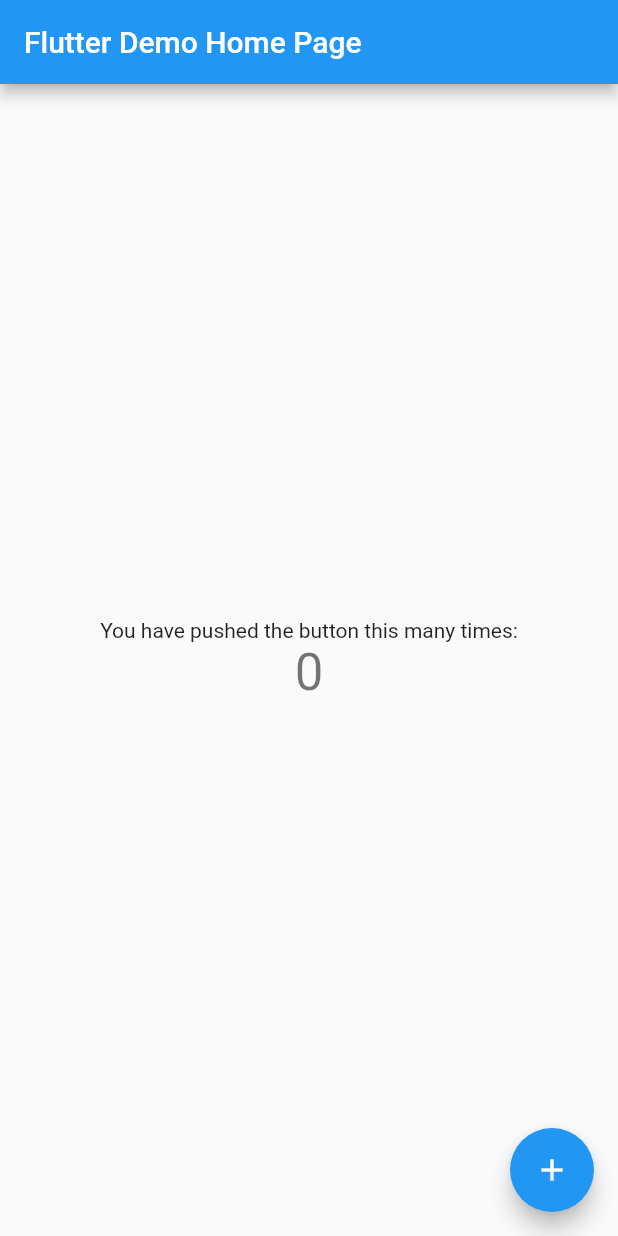
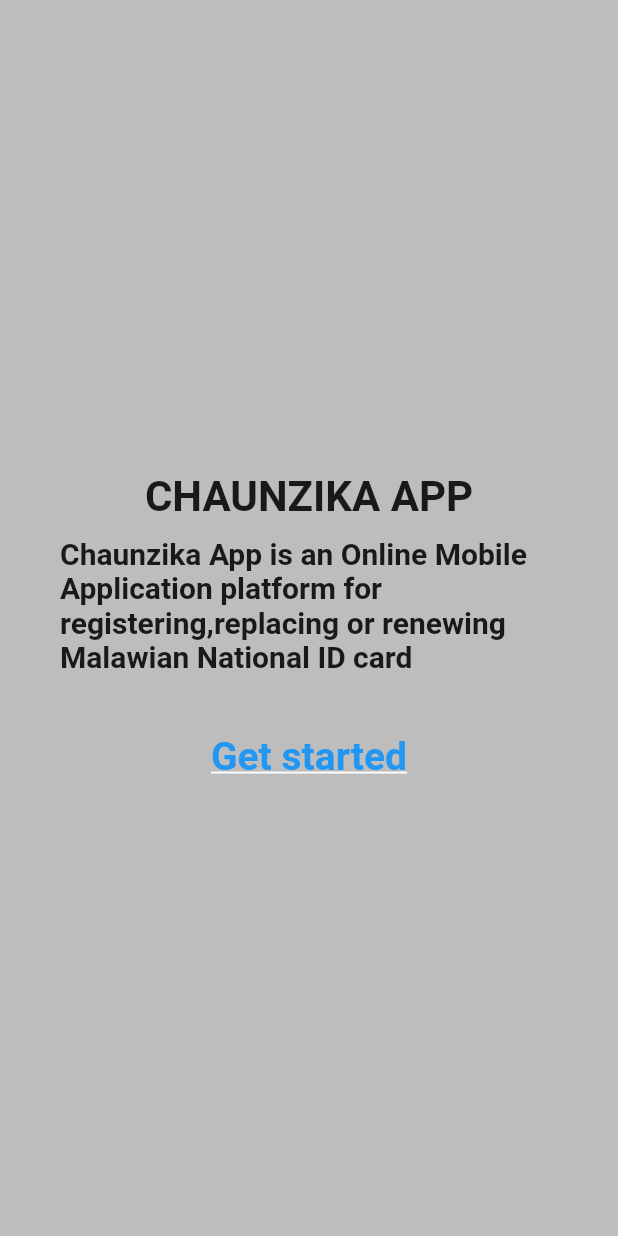
Before and after one commit to shadkasera/chaunzika_app, a Flutter app: the screen it shows after launch, on a phone screen of 412 x 824 dp. Run offline on Flutter 3.47's test engine with Material 2 defaults, Android fonts, the phone set to English and light mode, and no system bars.

Commit message:
updated files

```diff
--- a/lib/main.dart
+++ b/lib/main.dart
@@ -1,3 +1,4 @@
+import 'package:chaunzika_app/pages/welcome.dart';
 import 'package:flutter/material.dart';
 
 void main() {
@@ -12,104 +13,11 @@
   Widget build(BuildContext context) {
     return MaterialApp(
       title: 'Flutter Demo',
+      debugShowCheckedModeBanner: false,
       theme: ThemeData(
-        // This is the theme of your application.
-        //
-        // Try running your application with "flutter run". You'll see the
-        // application has a blue toolbar. Then, without quitting the app, try
-        // changing the primarySwatch below to Colors.green and then invoke
-        // "hot reload" (press "r" in the console where you ran "flutter run",
-        // or simply save your changes to "hot reload" in a Flutter IDE).
-        // Notice that the counter didn't reset back to zero; the application
-        // is not restarted.
         primarySwatch: Colors.blue,
       ),
-      home: const MyHomePage(title: 'Flutter Demo Home Page'),
+      home: const WelcomPage(),
     );
   }
 }
-
-class MyHomePage extends StatefulWidget {
-  const MyHomePage({super.key, required this.title});
-
-  // This widget is the home page of your application. It is stateful, meaning
-  // that it has a State object (defined below) that contains fields that affect
-  // how it looks.
-
-  // This class is the configuration for the state. It holds the values (in this
-  // case the title) provided by the parent (in this case the App widget) and
-  // used by the build method of the State. Fields in a Widget subclass are
-  // always marked "final".
-
-  final String title;
-
-  @override
-  State<MyHomePage> createState() => _MyHomePageState();
-}
-
-class _MyHomePageState extends State<MyHomePage> {
-  int _counter = 0;
-
-  void _incrementCounter() {
-    setState(() {
-      // This call to setState tells the Flutter framework that something has
-      // changed in this State, which causes it to rerun the build method below
-      // so that the display can reflect the updated values. If we changed
-      // _counter without calling setState(), then the build method would not be
-      // called again, and so nothing would appear to happen.
-      _counter++;
-    });
-  }
-
-  @override
-  Widget build(BuildContext context) {
-    // This method is rerun every time setState is called, for instance as done
-    // by the _incrementCounter method above.
-    //
-    // The Flutter framework has been optimized to make rerunning build methods
-    // fast, so that you can just rebuild anything that needs updating rather
-    // than having to individually change instances of widgets.
-    return Scaffold(
-      appBar: AppBar(
-        // Here we take the value from the MyHomePage object that was created by
-        // the App.build method, and use it to set our appbar title.
-        title: Text(widget.title),
-      ),
-      body: Center(
-        // Center is a layout widget. It takes a single child and positions it
-        // in the middle of the parent.
-        child: Column(
-          // Column is also a layout widget. It takes a list of children and
-          // arranges them vertically. By default, it sizes itself to fit its
-          // children horizontally, and tries to be as tall as its parent.
-          //
-          // Invoke "debug painting" (press "p" in the console, choose the
-          // "Toggle Debug Paint" action from the Flutter Inspector in Android
-          // Studio, or the "Toggle Debug Paint" command in Visual Studio Code)
-          // to see the wireframe for each widget.
-          //
-          // Column has various properties to control how it sizes itself and
-          // how it positions its children. Here we use mainAxisAlignment to
-          // center the children vertically; the main axis here is the vertical
-          // axis because Columns are vertical (the cross axis would be
-          // horizontal).
-          mainAxisAlignment: MainAxisAlignment.center,
-          children: <Widget>[
-            const Text(
-              'You have pushed the button this many times:',
-            ),
-            Text(
-              '$_counter',
-              style: Theme.of(context).textTheme.headlineMedium,
-            ),
-          ],
-        ),
-      ),
-      floatingActionButton: FloatingActionButton(
-        onPressed: _incrementCounter,
-        tooltip: 'Increment',
-        child: const Icon(Icons.add),
-      ), // This trailing comma makes auto-formatting nicer for build methods.
-    );
-  }
-}
--- /dev/null
+++ b/lib/pages/welcome.dart
@@ -0,0 +1,52 @@
+import 'package:flutter/material.dart';
+
+class WelcomPage extends StatelessWidget {
+  const WelcomPage({super.key});
+
+  @override
+  Widget build(BuildContext context) {
+    return Scaffold(
+      backgroundColor: Colors.grey[400],
+      body: SafeArea(
+          child: Center(
+        child: Column(
+          mainAxisAlignment: MainAxisAlignment.center,
+          children: [
+            const Padding(
+              padding: EdgeInsets.all(10.0),
+              child: Text(
+                'CHAUNZIKA APP',
+                style: TextStyle(fontSize: 28, fontWeight: FontWeight.bold),
+              ),
+            ),
+            const Padding(
+              padding: EdgeInsets.symmetric(horizontal: 40),
+              child: Text(
+                'Chaunzika App is an Online Mobile Application platform for registering,replacing or renewing Malawian National ID card',
+                style: TextStyle(fontSize: 20, fontWeight: FontWeight.bold),
+              ),
+            ),
+            //button
+            Container(
+              padding: const EdgeInsets.only(top: 40),
+              decoration: const BoxDecoration(),
+              child: const Center(
+                child: Text(
+                  'Get started',
+                  style: TextStyle(
+                    color: Colors.blue,
+                    fontWeight: FontWeight.bold,
+                    fontSize: 26,
+                    decoration: TextDecoration.underline,
+                    decorationColor: Colors.white,
+                    decorationThickness: 1,
+                  ),
+                ),
+              ),
+            ),
+          ],
+        ),
+      )),
+    );
+  }
+}
--- a/pubspec.yaml
+++ b/pubspec.yaml
@@ -59,8 +59,8 @@
   uses-material-design: true
 
   # To add assets to your application, add an assets section, like this:
-  # assets:
-  #   - images/a_dot_burr.jpeg
+  assets:
+    - assets/images/
   #   - images/a_dot_ham.jpeg
 
   # An image asset can refer to one or more resolution-specific "variants", see
```
Also changed, not shown: assets/images/front.jpeg (renamed from assets/images/WhatsApp Image 2023-04-25 at 4.50.32 PM (1).jpeg).
